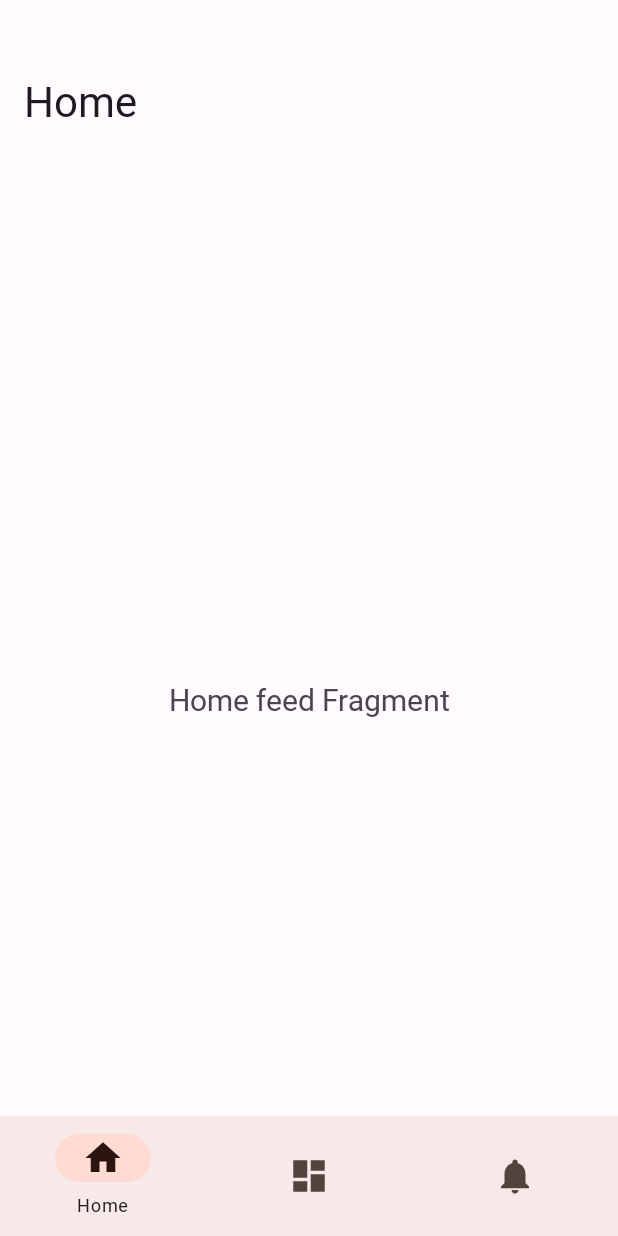
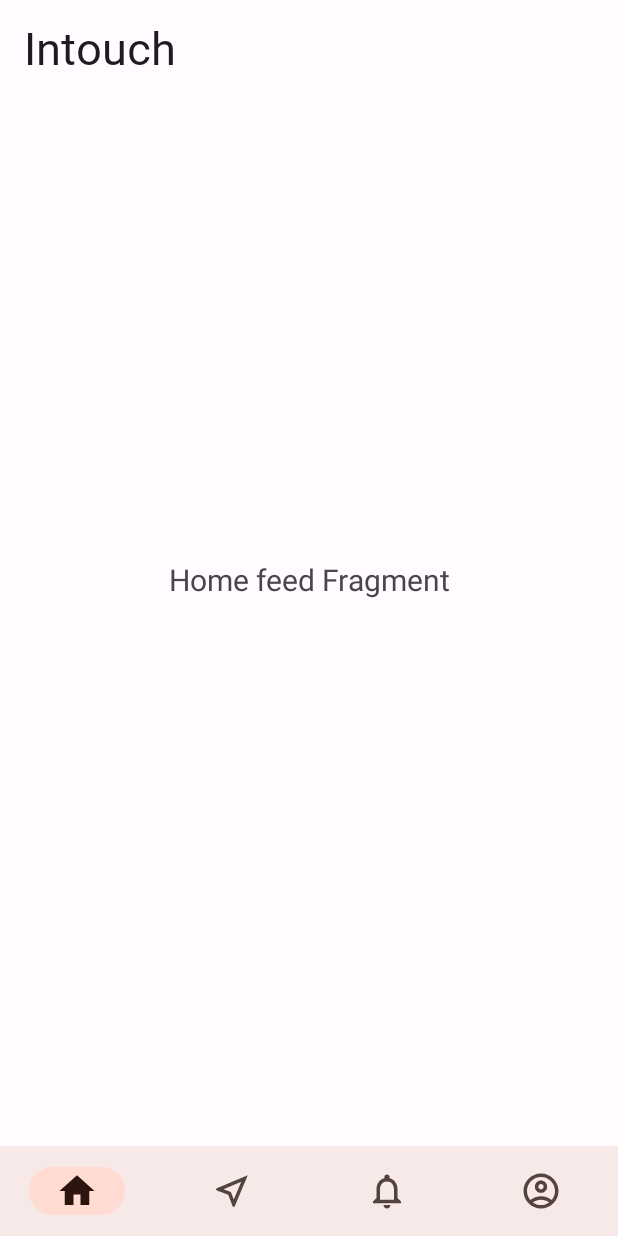
Before and after one commit to toyemryan/Intouch, an Android app: the screen it shows after launch (MainActivity), on a phone screen of 412 x 824 dp. Run offline under Robolectric (Android 15) with nearby library versions, the light colour scheme and no system bars; our stand-ins replace navigation-ui.

Commit message:
Aggiunro font logo e fragment nav

```diff
--- a/app/src/main/java/com/diegusmich/intouch/MainActivity.kt
+++ b/app/src/main/java/com/diegusmich/intouch/MainActivity.kt
@@ -12,6 +12,7 @@ import androidx.navigation.ui.setupActionBarWithNavController
 import androidx.navigation.ui.setupWithNavController
 import com.diegusmich.intouch.databinding.ActivityMainBinding
 import com.diegusmich.intouch.helpers.ActivityHelper
+import com.google.android.material.elevation.SurfaceColors
 
 class MainActivity : AppCompatActivity() {
 
@@ -20,17 +21,20 @@ class MainActivity : AppCompatActivity() {
     override fun onCreate(savedInstanceState: Bundle?) {
         super.onCreate(savedInstanceState)
 
-        //Rende l'app edge-to-edge
+        //Simula la modalità edge-to-edge dell'app
         ActivityHelper.setFullScreen(this)
 
+        // Binding e setContentView
         binding = ActivityMainBinding.inflate(layoutInflater)
         setContentView(binding.root)
 
-        setSupportActionBar(findViewById(R.id.topAppBar))
 
-        val navView: BottomNavigationView = binding.bottNavView
+        //setSupportActionBar(findViewById(R.id.topAppBar))
 
-        val navController = findNavController(R.id.nav_host_fragment_activity_main)
+
+        //Inizializza il bottomNavView con il navcontroller dei Fragment
+        val bottNavView : BottomNavigationView = binding.bottNavView
+        val navController = findNavController(R.id.nav_host_fragment_container)
         // Passing each menu ID as a set of Ids because each
         // menu should be considered as top level destinations.
         val appBarConfiguration = AppBarConfiguration(
@@ -39,7 +43,7 @@ class MainActivity : AppCompatActivity() {
             )
         )
 
-        setupActionBarWithNavController(navController, appBarConfiguration)
-        navView.setupWithNavController(navController)
+        //setupActionBarWithNavController(navController, appBarConfiguration)
+        bottNavView.setupWithNavController(navController)
     }
 }
--- a/app/src/main/java/com/diegusmich/intouch/helpers/ActivityHelper.kt
+++ b/app/src/main/java/com/diegusmich/intouch/helpers/ActivityHelper.kt
@@ -12,11 +12,11 @@ class ActivityHelper {
         fun setFullScreen(activity: AppCompatActivity) {
 
             // Mostra a schermo intero l'activity
-            WindowCompat.setDecorFitsSystemWindows(activity.window, false)
+            WindowCompat.setDecorFitsSystemWindows(activity.window, true)
 
             // Rende trasparente la status bar e la navigation bar
-            activity.window.statusBarColor =
-                Color.TRANSPARENT // Set color of system statusBar same as ActionBar
+            //activity.window.statusBarColor = Color.TRANSPARENT
+            // Set color of system statusBar same as ActionBar
             activity.window.navigationBarColor = SurfaceColors.SURFACE_2.getColor(activity)
         }
     }
--- /dev/null
+++ b/app/src/main/res/drawable/ic_baseline_account_circle_24.xml
@@ -0,0 +1,5 @@
+<vector android:height="24dp" android:tint="#000000"
+    android:viewportHeight="24" android:viewportWidth="24"
+    android:width="24dp" xmlns:android="http://schemas.android.com/apk/res/android">
+    <path android:fillColor="@android:color/white" android:pathData="M12,2C6.48,2 2,6.48 2,12s4.48,10 10,10s10,-4.48 10,-10S17.52,2 12,2zM12,6c1.93,0 3.5,1.57 3.5,3.5S13.93,13 12,13s-3.5,-1.57 -3.5,-3.5S10.07,6 12,6zM12,20c-2.03,0 -4.43,-0.82 -6.14,-2.88C7.55,15.8 9.68,15 12,15s4.45,0.8 6.14,2.12C16.43,19.18 14.03,20 12,20z"/>
+</vector>
--- /dev/null
+++ b/app/src/main/res/drawable/ic_baseline_favorite_24.xml
@@ -0,0 +1,5 @@
+<vector android:height="24dp" android:tint="#000000"
+    android:viewportHeight="24" android:viewportWidth="24"
+    android:width="24dp" xmlns:android="http://schemas.android.com/apk/res/android">
+    <path android:fillColor="@android:color/white" android:pathData="M12,21.35l-1.45,-1.32C5.4,15.36 2,12.28 2,8.5 2,5.42 4.42,3 7.5,3c1.74,0 3.41,0.81 4.5,2.09C13.09,3.81 14.76,3 16.5,3 19.58,3 22,5.42 22,8.5c0,3.78 -3.4,6.86 -8.55,11.54L12,21.35z"/>
+</vector>
--- /dev/null
+++ b/app/src/main/res/drawable/ic_baseline_near_me_24.xml
@@ -0,0 +1,5 @@
+<vector android:height="24dp" android:tint="#000000"
+    android:viewportHeight="24" android:viewportWidth="24"
+    android:width="24dp" xmlns:android="http://schemas.android.com/apk/res/android">
+    <path android:fillColor="@android:color/white" android:pathData="M21,3L3,10.53v0.98l6.84,2.65L12.48,21h0.98L21,3z"/>
+</vector>
--- /dev/null
+++ b/app/src/main/res/drawable/ic_explore_nav.xml
@@ -0,0 +1,5 @@
+<?xml version="1.0" encoding="utf-8"?>
+<selector xmlns:android="http://schemas.android.com/apk/res/android">
+    <item android:drawable="@drawable/ic_baseline_near_me_24" android:state_checked="true"/>
+    <item android:drawable="@drawable/ic_outline_near_me_24" android:state_checked="false"/>
+</selector>
--- /dev/null
+++ b/app/src/main/res/drawable/ic_home_nav.xml
@@ -0,0 +1,5 @@
+<?xml version="1.0" encoding="utf-8"?>
+<selector xmlns:android="http://schemas.android.com/apk/res/android">
+    <item android:drawable="@drawable/ic_outline_home_24" android:state_checked="false"/>
+    <item android:drawable="@drawable/ic_home_black_24dp" android:state_checked="true"/>
+</selector>
--- /dev/null
+++ b/app/src/main/res/drawable/ic_notifications.xml
@@ -0,0 +1,5 @@
+<?xml version="1.0" encoding="utf-8"?>
+<selector xmlns:android="http://schemas.android.com/apk/res/android">
+    <item android:drawable="@drawable/ic_notifications_black_24dp" android:state_checked="true"/>
+    <item android:drawable="@drawable/ic_outline_notifications_24" android:state_checked="false"/>
+</selector>
--- /dev/null
+++ b/app/src/main/res/drawable/ic_outline_account_circle_24.xml
@@ -0,0 +1,6 @@
+<vector android:height="24dp" android:tint="#000000"
+    android:viewportHeight="24" android:viewportWidth="24"
+    android:width="24dp" xmlns:android="http://schemas.android.com/apk/res/android">
+    <path android:fillColor="@android:color/white" android:pathData="M12,2C6.48,2 2,6.48 2,12s4.48,10 10,10s10,-4.48 10,-10S17.52,2 12,2zM7.35,18.5C8.66,17.56 10.26,17 12,17s3.34,0.56 4.65,1.5C15.34,19.44 13.74,20 12,20S8.66,19.44 7.35,18.5zM18.14,17.12L18.14,17.12C16.45,15.8 14.32,15 12,15s-4.45,0.8 -6.14,2.12l0,0C4.7,15.73 4,13.95 4,12c0,-4.42 3.58,-8 8,-8s8,3.58 8,8C20,13.95 19.3,15.73 18.14,17.12z"/>
+    <path android:fillColor="@android:color/white" android:pathData="M12,6c-1.93,0 -3.5,1.57 -3.5,3.5S10.07,13 12,13s3.5,-1.57 3.5,-3.5S13.93,6 12,6zM12,11c-0.83,0 -1.5,-0.67 -1.5,-1.5S11.17,8 12,8s1.5,0.67 1.5,1.5S12.83,11 12,11z"/>
+</vector>
--- /dev/null
+++ b/app/src/main/res/drawable/ic_outline_home_24.xml
@@ -0,0 +1,5 @@
+<vector android:height="24dp" android:tint="#000000"
+    android:viewportHeight="24" android:viewportWidth="24"
+    android:width="24dp" xmlns:android="http://schemas.android.com/apk/res/android">
+    <path android:fillColor="@android:color/white" android:pathData="M12,5.69l5,4.5V18h-2v-6H9v6H7v-7.81l5,-4.5M12,3L2,12h3v8h6v-6h2v6h6v-8h3L12,3z"/>
+</vector>
--- /dev/null
+++ b/app/src/main/res/drawable/ic_outline_near_me_24.xml
@@ -0,0 +1,5 @@
+<vector android:height="24dp" android:tint="#000000"
+    android:viewportHeight="24" android:viewportWidth="24"
+    android:width="24dp" xmlns:android="http://schemas.android.com/apk/res/android">
+    <path android:fillColor="@android:color/white" android:pathData="M17.27,6.73l-4.24,10.13 -1.32,-3.42 -0.32,-0.83 -0.82,-0.32 -3.43,-1.33 10.13,-4.23M21,3L3,10.53v0.98l6.84,2.65L12.48,21h0.98L21,3z"/>
+</vector>
--- /dev/null
+++ b/app/src/main/res/drawable/ic_outline_notifications_24.xml
@@ -0,0 +1,5 @@
+<vector android:height="24dp" android:tint="#000000"
+    android:viewportHeight="24" android:viewportWidth="24"
+    android:width="24dp" xmlns:android="http://schemas.android.com/apk/res/android">
+    <path android:fillColor="@android:color/white" android:pathData="M12,22c1.1,0 2,-0.9 2,-2h-4c0,1.1 0.9,2 2,2zM18,16v-5c0,-3.07 -1.63,-5.64 -4.5,-6.32L13.5,4c0,-0.83 -0.67,-1.5 -1.5,-1.5s-1.5,0.67 -1.5,1.5v0.68C7.64,5.36 6,7.92 6,11v5l-2,2v1h16v-1l-2,-2zM16,17L8,17v-6c0,-2.48 1.51,-4.5 4,-4.5s4,2.02 4,4.5v6z"/>
+</vector>
--- /dev/null
+++ b/app/src/main/res/drawable/ic_profile_nav.xml
@@ -0,0 +1,5 @@
+<?xml version="1.0" encoding="utf-8"?>
+<selector xmlns:android="http://schemas.android.com/apk/res/android">
+    <item android:drawable="@drawable/ic_baseline_account_circle_24" android:state_checked="true"/>
+    <item android:drawable="@drawable/ic_outline_account_circle_24" android:state_checked="false"/>
+</selector>
--- /dev/null
+++ b/app/src/main/res/drawable/ic_search_nav.xml
@@ -0,0 +1,5 @@
+<vector android:height="24dp" android:tint="#000000"
+    android:viewportHeight="24" android:viewportWidth="24"
+    android:width="24dp" xmlns:android="http://schemas.android.com/apk/res/android">
+    <path android:fillColor="@android:color/white" android:pathData="M15.5,14h-0.79l-0.28,-0.27C15.41,12.59 16,11.11 16,9.5 16,5.91 13.09,3 9.5,3S3,5.91 3,9.5 5.91,16 9.5,16c1.61,0 3.09,-0.59 4.23,-1.57l0.27,0.28v0.79l5,4.99L20.49,19l-4.99,-5zM9.5,14C7.01,14 5,11.99 5,9.5S7.01,5 9.5,5 14,7.01 14,9.5 11.99,14 9.5,14z"/>
+</vector>
--- /dev/null
+++ b/app/src/main/res/font/lobster.xml
@@ -0,0 +1,7 @@
+<?xml version="1.0" encoding="utf-8"?>
+<font-family xmlns:android="http://schemas.android.com/apk/res/android">
+    <font
+        android:fontStyle="normal"
+        android:fontWeight="400"
+        android:font="@font/lobster_regular" />
+</font-family>
--- a/app/src/main/res/layout/activity_main.xml
+++ b/app/src/main/res/layout/activity_main.xml
@@ -3,48 +3,35 @@
     xmlns:app="http://schemas.android.com/apk/res-auto"
     android:id="@+id/container"
     android:layout_width="match_parent"
-    android:layout_height="match_parent"
-    android:paddingTop="35dp">
-
-    <com.google.android.material.appbar.AppBarLayout
-        android:layout_width="match_parent"
-        android:layout_height="wrap_content">
-
-        <com.google.android.material.appbar.MaterialToolbar
-            android:id="@+id/topAppBar"
-            android:layout_width="match_parent"
-            android:layout_height="?attr/actionBarSize"
-            style="@style/Widget.App.Toolbar"
-            app:title="@string/title_home"/>
-
-    </com.google.android.material.appbar.AppBarLayout>
-
+    android:layout_height="match_parent">
 
     <com.google.android.material.bottomnavigation.BottomNavigationView
         android:id="@+id/bott_nav_view"
         android:layout_width="0dp"
-        android:layout_height="wrap_content"
+        android:layout_height="60dp"
         android:layout_marginStart="0dp"
         android:layout_marginEnd="0dp"
         android:background="?android:attr/windowBackground"
         app:layout_constraintBottom_toBottomOf="parent"
         app:layout_constraintLeft_toLeftOf="parent"
         app:layout_constraintRight_toRightOf="parent"
-        app:labelVisibilityMode="selected"
+        app:labelVisibilityMode="unlabeled"
         app:itemIconSize="28dp"
         app:menu="@menu/bottom_nav_menu" />
 
     <fragment
-        android:id="@+id/nav_host_fragment_activity_main"
+        android:id="@+id/nav_host_fragment_container"
         android:name="androidx.navigation.fragment.NavHostFragment"
         android:layout_width="match_parent"
         android:layout_height="match_parent"
-        android:layout_marginTop="65dp"
+        android:layout_marginBottom="60dp"
         app:defaultNavHost="true"
         app:layout_constraintBottom_toTopOf="@id/bott_nav_view"
+        app:layout_constraintHorizontal_bias="0.0"
         app:layout_constraintLeft_toLeftOf="parent"
         app:layout_constraintRight_toRightOf="parent"
         app:layout_constraintTop_toTopOf="parent"
+        app:layout_constraintVertical_bias="0.0"
         app:navGraph="@navigation/main_navigation" />
 
 </androidx.constraintlayout.widget.ConstraintLayout>
--- a/app/src/main/res/layout/fragment_home.xml
+++ b/app/src/main/res/layout/fragment_home.xml
@@ -5,6 +5,20 @@
     android:layout_width="match_parent"
     android:layout_height="match_parent"
     tools:context=".ui.home.HomeFragment">
+
+    <com.google.android.material.appbar.AppBarLayout
+        android:layout_width="match_parent"
+        android:layout_height="wrap_content"
+        app:layout_constraintTop_toTopOf="parent">
+
+        <com.google.android.material.appbar.MaterialToolbar
+            android:id="@+id/topAppBar"
+            android:layout_width="match_parent"
+            android:layout_height="?attr/actionBarSize"
+            style="@style/Widget.App.Toolbar"
+            app:title="@string/app_name"/>
+
+    </com.google.android.material.appbar.AppBarLayout>
 
     <TextView
         android:id="@+id/text_home"
--- a/app/src/main/res/menu/bottom_nav_menu.xml
+++ b/app/src/main/res/menu/bottom_nav_menu.xml
@@ -3,17 +3,22 @@
 
     <item
         android:id="@+id/navigation_home"
-        android:icon="@drawable/ic_home_black_24dp"
+        android:icon="@drawable/ic_home_nav"
         android:title="@string/title_home" />
 
     <item
         android:id="@+id/navigation_my_events"
-        android:icon="@drawable/ic_dashboard_black_24dp"
+        android:icon="@drawable/ic_explore_nav"
         android:title="@string/title_my_events" />
 
     <item
+        android:id="@+id/navigation_notifications"
+        android:icon="@drawable/ic_notifications"
+        android:title="@string/title_notifications" />
+
+    <item
         android:id="@+id/navigation_profile"
-        android:icon="@drawable/ic_notifications_black_24dp"
+        android:icon="@drawable/ic_profile_nav"
         android:title="@string/title_profile" />
 
 </menu>
--- a/app/src/main/res/values/strings.xml
+++ b/app/src/main/res/values/strings.xml
@@ -3,4 +3,5 @@
     <string name="title_home">Home</string>
     <string name="title_my_events">Eventi</string>
     <string name="title_profile">Profilo</string>
+    <string name="title_notifications">Notifiche</string>
 </resources>
--- a/app/src/main/res/values/themes.xml
+++ b/app/src/main/res/values/themes.xml
@@ -26,17 +26,17 @@
         <item name="colorOnSurfaceInverse">@color/md_theme_light_inverseOnSurface</item>
         <item name="colorSurfaceInverse">@color/md_theme_light_inverseSurface</item>
         <item name="colorPrimaryInverse">@color/md_theme_light_inversePrimary</item>
-
-        <!-- Font family -->
+        <item name="android:navigationBarColor">?colorSurfaceVariant</item>
+        <!-- Font family
         <item name="fontFamily">@font/googlesans</item>
-        <item name="android:fontFamily">@font/googlesans</item>
+        <item name="android:fontFamily">@font/googlesans</item>-->
 
         <!-- AppBar Material3 style -->
         <item name="toolbarStyle">@style/Widget.App.Toolbar</item>
 
         <!-- Status bar and navigation bar custom theme for edge-to-edge app. -->
         <item name="android:statusBarColor">@android:color/transparent</item>
-        <item name="android:navigationBarColor">@android:color/transparent</item>
+        <!--<item name="android:navigationBarColor">@android:color/transparent</item>-->
 
         <!-- Light color of Status Bar for light background -->
         <item name="android:windowLightStatusBar">true</item>
@@ -48,6 +48,9 @@
     </style>
 
     <style name="TextAppearance.App.TitleLarge" parent="TextAppearance.Material3.TitleLarge">
-        <item name="android:textSize">28dp</item>
+        <item name="android:textSize">30dp</item>
+        <item name="fontFamily">@font/lobster</item>
+        <item name="android:fontFamily">@font/lobster</item>
     </style>
+
 </resources>
```
